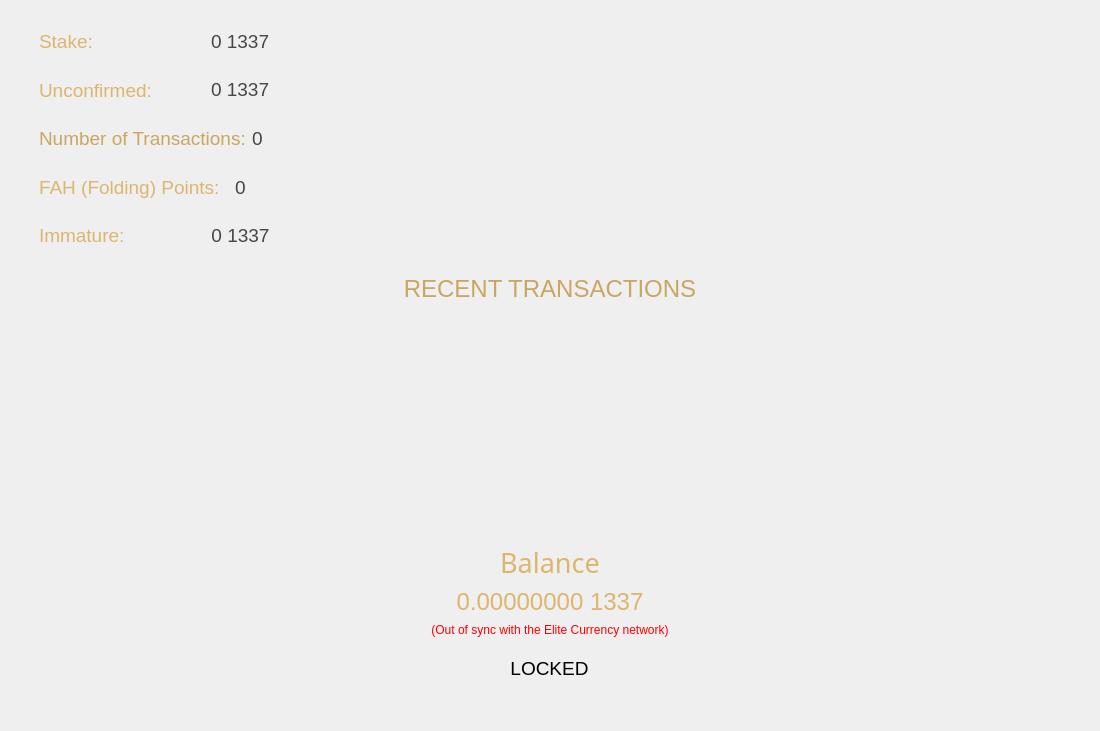
Qt form src/qt/forms/overviewpage.ui (nerdlabs001/elitecurrency) before a commit.
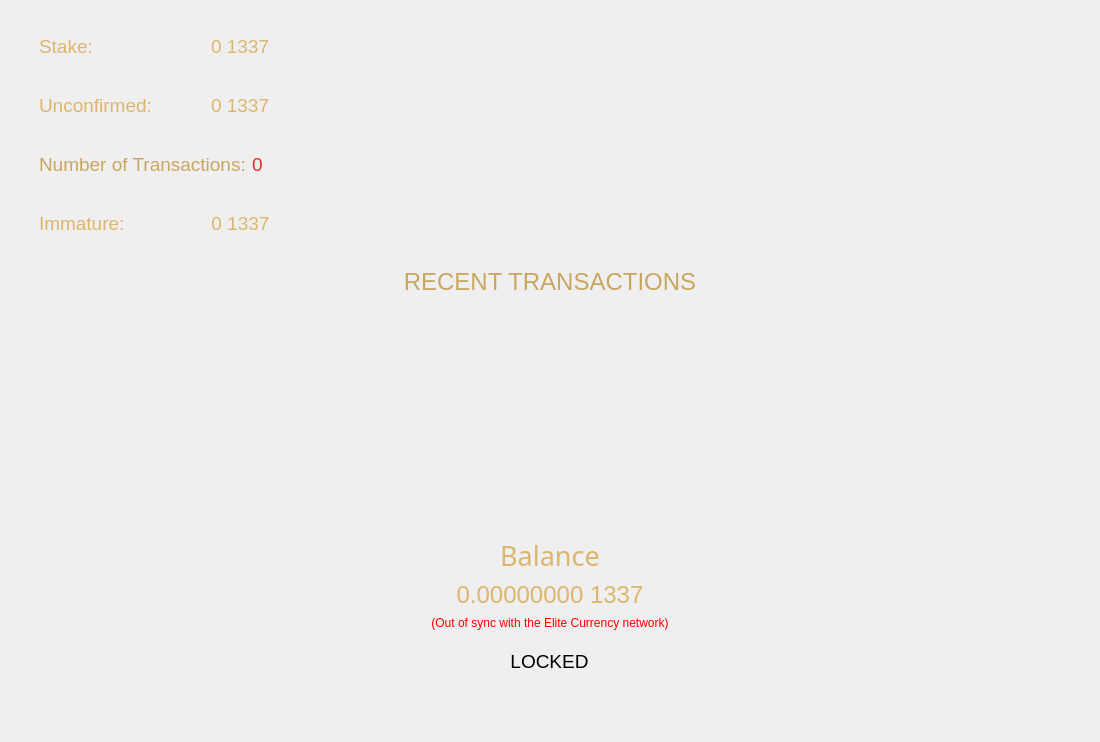
The same form after that commit. Icons and pictures are not drawn.

Commit message: checkpoints gui node

What changed in the file:
```diff
--- a/src/qt/forms/overviewpage.ui
+++ b/src/qt/forms/overviewpage.ui
@@ -7,7 +7,7 @@
     <x>0</x>
     <y>0</y>
     <width>1100</width>
-    <height>731</height>
+    <height>742</height>
    </rect>
   </property>
   <property name="sizePolicy">
@@ -353,9 +353,9 @@
                     <colorrole role="WindowText">
                      <brush brushstyle="SolidPattern">
                       <color alpha="255">
-                       <red>70</red>
-                       <green>70</green>
-                       <blue>70</blue>
+                       <red>239</red>
+                       <green>41</green>
+                       <blue>41</blue>
                       </color>
                      </brush>
                     </colorrole>
@@ -418,9 +418,9 @@
                     <colorrole role="WindowText">
                      <brush brushstyle="SolidPattern">
                       <color alpha="255">
-                       <red>70</red>
-                       <green>70</green>
-                       <blue>70</blue>
+                       <red>239</red>
+                       <green>41</green>
+                       <blue>41</blue>
                       </color>
                      </brush>
                     </colorrole>
@@ -578,483 +578,6 @@
               </layout>
              </widget>
             </item>
-            <item row="5" column="0">
-             <widget class="QFrame" name="frame_11">
-              <property name="frameShape">
-               <enum>QFrame::NoFrame</enum>
-              </property>
-              <property name="frameShadow">
-               <enum>QFrame::Plain</enum>
-              </property>
-              <property name="lineWidth">
-               <number>0</number>
-              </property>
-              <layout class="QGridLayout" name="gridLayout_10">
-               <property name="topMargin">
-                <number>0</number>
-               </property>
-               <property name="bottomMargin">
-                <number>0</number>
-               </property>
-               <item row="0" column="0">
-                <widget class="QLabel" name="label_7">
-                 <property name="sizePolicy">
-                  <sizepolicy hsizetype="MinimumExpanding" vsizetype="Preferred">
-                   <horstretch>0</horstretch>
-                   <verstretch>0</verstretch>
-                  </sizepolicy>
-                 </property>
-                 <property name="baseSize">
-                  <size>
-                   <width>80</width>
-                   <height>0</height>
-                  </size>
-                 </property>
-                 <property name="palette">
-                  <palette>
-                   <active>
-                    <colorrole role="WindowText">
-                     <brush brushstyle="SolidPattern">
-                      <color alpha="255">
-                       <red>220</red>
-                       <green>181</green>
-                       <blue>110</blue>
-                      </color>
-                     </brush>
-                    </colorrole>
-                    <colorrole role="Midlight">
-                     <brush brushstyle="SolidPattern">
-                      <color alpha="255">
-                       <red>255</red>
-                       <green>255</green>
-                       <blue>255</blue>
-                      </color>
-                     </brush>
-                    </colorrole>
-                    <colorrole role="Dark">
-                     <brush brushstyle="SolidPattern">
-                      <color alpha="255">
-                       <red>255</red>
-                       <green>255</green>
-                       <blue>255</blue>
-                      </color>
-                     </brush>
-                    </colorrole>
-                    <colorrole role="Mid">
-                     <brush brushstyle="SolidPattern">
-                      <color alpha="255">
-                       <red>255</red>
-                       <green>255</green>
-                       <blue>255</blue>
-                      </color>
-                     </brush>
-                    </colorrole>
-                    <colorrole role="Text">
-                     <brush brushstyle="SolidPattern">
-                      <color alpha="255">
-                       <red>255</red>
-                       <green>255</green>
-                       <blue>255</blue>
-                      </color>
-                     </brush>
-                    </colorrole>
-                    <colorrole role="ButtonText">
-                     <brush brushstyle="SolidPattern">
-                      <color alpha="255">
-                       <red>76</red>
-                       <green>76</green>
-                       <blue>76</blue>
-                      </color>
-                     </brush>
-                    </colorrole>
-                    <colorrole role="Shadow">
-                     <brush brushstyle="SolidPattern">
-                      <color alpha="255">
-                       <red>255</red>
-                       <green>255</green>
-                       <blue>255</blue>
-                      </color>
-                     </brush>
-                    </colorrole>
-                   </active>
-                   <inactive>
-                    <colorrole role="WindowText">
-                     <brush brushstyle="SolidPattern">
-                      <color alpha="255">
-                       <red>220</red>
-                       <green>181</green>
-                       <blue>110</blue>
-                      </color>
-                     </brush>
-                    </colorrole>
-                    <colorrole role="Midlight">
-                     <brush brushstyle="SolidPattern">
-                      <color alpha="255">
-                       <red>255</red>
-                       <green>255</green>
-                       <blue>255</blue>
-                      </color>
-                     </brush>
-                    </colorrole>
-                    <colorrole role="Dark">
-                     <brush brushstyle="SolidPattern">
-                      <color alpha="255">
-                       <red>255</red>
-                       <green>255</green>
-                       <blue>255</blue>
-                      </color>
-                     </brush>
-                    </colorrole>
-                    <colorrole role="Mid">
-                     <brush brushstyle="SolidPattern">
-                      <color alpha="255">
-                       <red>255</red>
-                       <green>255</green>
-                       <blue>255</blue>
-                      </color>
-                     </brush>
-                    </colorrole>
-                    <colorrole role="Text">
-                     <brush brushstyle="SolidPattern">
-                      <color alpha="255">
-                       <red>255</red>
-                       <green>255</green>
-                       <blue>255</blue>
-                      </color>
-                     </brush>
-                    </colorrole>
-                    <colorrole role="ButtonText">
-                     <brush brushstyle="SolidPattern">
-                      <color alpha="255">
-                       <red>76</red>
-                       <green>76</green>
-                       <blue>76</blue>
-                      </color>
-                     </brush>
-                    </colorrole>
-                    <colorrole role="Shadow">
-                     <brush brushstyle="SolidPattern">
-                      <color alpha="255">
-                       <red>255</red>
-                       <green>255</green>
-                       <blue>255</blue>
-                      </color>
-                     </brush>
-                    </colorrole>
-                   </inactive>
-                   <disabled>
-                    <colorrole role="WindowText">
-                     <brush brushstyle="SolidPattern">
-                      <color alpha="255">
-                       <red>255</red>
-                       <green>255</green>
-                       <blue>255</blue>
-                      </color>
-                     </brush>
-                    </colorrole>
-                    <colorrole role="Midlight">
-                     <brush brushstyle="SolidPattern">
-                      <color alpha="255">
-                       <red>255</red>
-                       <green>255</green>
-                       <blue>255</blue>
-                      </color>
-                     </brush>
-                    </colorrole>
-                    <colorrole role="Dark">
-                     <brush brushstyle="SolidPattern">
-                      <color alpha="255">
-                       <red>255</red>
-                       <green>255</green>
-                       <blue>255</blue>
-                      </color>
-                     </brush>
-                    </colorrole>
-                    <colorrole role="Mid">
-                     <brush brushstyle="SolidPattern">
-                      <color alpha="255">
-                       <red>255</red>
-                       <green>255</green>
-                       <blue>255</blue>
-                      </color>
-                     </brush>
-                    </colorrole>
-                    <colorrole role="Text">
-                     <brush brushstyle="SolidPattern">
-                      <color alpha="255">
-                       <red>255</red>
-                       <green>255</green>
-                       <blue>255</blue>
-                      </color>
-                     </brush>
-                    </colorrole>
-                    <colorrole role="ButtonText">
-                     <brush brushstyle="SolidPattern">
-                      <color alpha="255">
-                       <red>255</red>
-                       <green>255</green>
-                       <blue>255</blue>
-                      </color>
-                     </brush>
-                    </colorrole>
-                    <colorrole role="Shadow">
-                     <brush brushstyle="SolidPattern">
-                      <color alpha="255">
-                       <red>255</red>
-                       <green>255</green>
-                       <blue>255</blue>
-                      </color>
-                     </brush>
-                    </colorrole>
-                   </disabled>
-                  </palette>
-                 </property>
-                 <property name="font">
-                  <font>
-                   <pointsize>14</pointsize>
-                  </font>
-                 </property>
-                 <property name="text">
-                  <string>FAH (Folding) Points:</string>
-                 </property>
-                 <property name="alignment">
-                  <set>Qt::AlignLeading|Qt::AlignLeft|Qt::AlignVCenter</set>
-                 </property>
-                </widget>
-               </item>
-               <item row="0" column="1">
-                <widget class="QLabel" name="labelNumTransactions_2">
-                 <property name="palette">
-                  <palette>
-                   <active>
-                    <colorrole role="WindowText">
-                     <brush brushstyle="SolidPattern">
-                      <color alpha="255">
-                       <red>70</red>
-                       <green>70</green>
-                       <blue>70</blue>
-                      </color>
-                     </brush>
-                    </colorrole>
-                    <colorrole role="Midlight">
-                     <brush brushstyle="SolidPattern">
-                      <color alpha="255">
-                       <red>255</red>
-                       <green>255</green>
-                       <blue>255</blue>
-                      </color>
-                     </brush>
-                    </colorrole>
-                    <colorrole role="Dark">
-                     <brush brushstyle="SolidPattern">
-                      <color alpha="255">
-                       <red>255</red>
-                       <green>255</green>
-                       <blue>255</blue>
-                      </color>
-                     </brush>
-                    </colorrole>
-                    <colorrole role="Mid">
-                     <brush brushstyle="SolidPattern">
-                      <color alpha="255">
-                       <red>255</red>
-                       <green>255</green>
-                       <blue>255</blue>
-                      </color>
-                     </brush>
-                    </colorrole>
-                    <colorrole role="Text">
-                     <brush brushstyle="SolidPattern">
-                      <color alpha="255">
-                       <red>255</red>
-                       <green>255</green>
-                       <blue>255</blue>
-                      </color>
-                     </brush>
-                    </colorrole>
-                    <colorrole role="ButtonText">
-                     <brush brushstyle="SolidPattern">
-                      <color alpha="255">
-                       <red>76</red>
-                       <green>76</green>
-                       <blue>76</blue>
-                      </color>
-                     </brush>
-                    </colorrole>
-                    <colorrole role="Shadow">
-                     <brush brushstyle="SolidPattern">
-                      <color alpha="255">
-                       <red>255</red>
-                       <green>255</green>
-                       <blue>255</blue>
-                      </color>
-                     </brush>
-                    </colorrole>
-                   </active>
-                   <inactive>
-                    <colorrole role="WindowText">
-                     <brush brushstyle="SolidPattern">
-                      <color alpha="255">
-                       <red>70</red>
-                       <green>70</green>
-                       <blue>70</blue>
-                      </color>
-                     </brush>
-                    </colorrole>
-                    <colorrole role="Midlight">
-                     <brush brushstyle="SolidPattern">
-                      <color alpha="255">
-                       <red>255</red>
-                       <green>255</green>
-                       <blue>255</blue>
-                      </color>
-                     </brush>
-                    </colorrole>
-                    <colorrole role="Dark">
-                     <brush brushstyle="SolidPattern">
-                      <color alpha="255">
-                       <red>255</red>
-                       <green>255</green>
-                       <blue>255</blue>
-                      </color>
-                     </brush>
-                    </colorrole>
-                    <colorrole role="Mid">
-                     <brush brushstyle="SolidPattern">
-                      <color alpha="255">
-                       <red>255</red>
-                       <green>255</green>
-                       <blue>255</blue>
-                      </color>
-                     </brush>
-                    </colorrole>
-                    <colorrole role="Text">
-                     <brush brushstyle="SolidPattern">
-                      <color alpha="255">
-                       <red>255</red>
-                       <green>255</green>
-                       <blue>255</blue>
-                      </color>
-                     </brush>
-                    </colorrole>
-                    <colorrole role="ButtonText">
-                     <brush brushstyle="SolidPattern">
-                      <color alpha="255">
-                       <red>76</red>
-                       <green>76</green>
-                       <blue>76</blue>
-                      </color>
-                     </brush>
-                    </colorrole>
-                    <colorrole role="Shadow">
-                     <brush brushstyle="SolidPattern">
-                      <color alpha="255">
-                       <red>255</red>
-                       <green>255</green>
-                       <blue>255</blue>
-                      </color>
-                     </brush>
-                    </colorrole>
-                   </inactive>
-                   <disabled>
-                    <colorrole role="WindowText">
-                     <brush brushstyle="SolidPattern">
-                      <color alpha="255">
-                       <red>255</red>
-                       <green>255</green>
-                       <blue>255</blue>
-                      </color>
-                     </brush>
-                    </colorrole>
-                    <colorrole role="Midlight">
-                     <brush brushstyle="SolidPattern">
-                      <color alpha="255">
-                       <red>255</red>
-                       <green>255</green>
-                       <blue>255</blue>
-                      </color>
-                     </brush>
-                    </colorrole>
-                    <colorrole role="Dark">
-                     <brush brushstyle="SolidPattern">
-                      <color alpha="255">
-                       <red>255</red>
-                       <green>255</green>
-                       <blue>255</blue>
-                      </color>
-                     </brush>
-                    </colorrole>
-                    <colorrole role="Mid">
-                     <brush brushstyle="SolidPattern">
-                      <color alpha="255">
-                       <red>255</red>
-                       <green>255</green>
-                       <blue>255</blue>
-                      </color>
-                     </brush>
-                    </colorrole>
-                    <colorrole role="Text">
-                     <brush brushstyle="SolidPattern">
-                      <color alpha="255">
-                       <red>255</red>
-                       <green>255</green>
-                       <blue>255</blue>
-                      </color>
-                     </brush>
-                    </colorrole>
-                    <colorrole role="ButtonText">
-                     <brush brushstyle="SolidPattern">
-                      <color alpha="255">
-                       <red>255</red>
-                       <green>255</green>
-                       <blue>255</blue>
-                      </color>
-                     </brush>
-                    </colorrole>
-                    <colorrole role="Shadow">
-                     <brush brushstyle="SolidPattern">
-                      <color alpha="255">
-                       <red>255</red>
-                       <green>255</green>
-                       <blue>255</blue>
-                      </color>
-                     </brush>
-                    </colorrole>
-                   </disabled>
-                  </palette>
-                 </property>
-                 <property name="font">
-                  <font>
-                   <pointsize>14</pointsize>
-                  </font>
-                 </property>
-                 <property name="toolTip">
-                  <string>Total number of transactions in wallet</string>
-                 </property>
-                 <property name="text">
-                  <string notr="true">0</string>
-                 </property>
-                 <property name="alignment">
-                  <set>Qt::AlignLeading|Qt::AlignLeft|Qt::AlignVCenter</set>
-                 </property>
-                </widget>
-               </item>
-               <item row="0" column="2">
-                <spacer name="horizontalSpacer_10">
-                 <property name="orientation">
-                  <enum>Qt::Horizontal</enum>
-                 </property>
-                 <property name="sizeHint" stdset="0">
-                  <size>
-                   <width>44</width>
-                   <height>20</height>
-                  </size>
-                 </property>
-                </spacer>
-               </item>
-              </layout>
-             </widget>
-            </item>
             <item row="1" column="0">
              <widget class="QFrame" name="frame_7">
               <property name="frameShape">
@@ -1507,7 +1030,7 @@
                   <string>Total of coins that was staked, and do not yet count towards the current balance</string>
                  </property>
                  <property name="text">
-                  <string notr="true">&lt;html&gt;&lt;head/&gt;&lt;body&gt;&lt;p&gt;&lt;span style=&quot; color:#464646;&quot;&gt;0 1337&lt;/span&gt;&lt;/p&gt;&lt;/body&gt;&lt;/html&gt;</string>
+                  <string notr="true">&lt;html&gt;&lt;head/&gt;&lt;body&gt;&lt;p&gt;&lt;span style=&quot; color:#dcb56e;&quot;&gt;0 1337&lt;/span&gt;&lt;/p&gt;&lt;/body&gt;&lt;/html&gt;</string>
                  </property>
                  <property name="alignment">
                   <set>Qt::AlignLeading|Qt::AlignLeft|Qt::AlignVCenter</set>
@@ -1991,7 +1514,7 @@
                   <string>Total of transactions that have yet to be confirmed, and do not yet count towards the current balance</string>
                  </property>
                  <property name="text">
-                  <string notr="true">&lt;html&gt;&lt;head/&gt;&lt;body&gt;&lt;p&gt;&lt;span style=&quot; color:#464646;&quot;&gt;0 1337&lt;/span&gt;&lt;/p&gt;&lt;/body&gt;&lt;/html&gt;</string>
+                  <string notr="true">&lt;html&gt;&lt;head/&gt;&lt;body&gt;&lt;p&gt;&lt;span style=&quot; color:#dcb56e;&quot;&gt;0 1337&lt;/span&gt;&lt;/p&gt;&lt;/body&gt;&lt;/html&gt;</string>
                  </property>
                  <property name="alignment">
                   <set>Qt::AlignLeading|Qt::AlignLeft|Qt::AlignVCenter</set>
@@ -2017,7 +1540,7 @@
               </layout>
              </widget>
             </item>
-            <item row="6" column="0">
+            <item row="5" column="0">
              <widget class="QFrame" name="frame_9">
               <property name="frameShape">
                <enum>QFrame::NoFrame</enum>
@@ -2474,7 +1997,7 @@
                   <string>Mined balance that has not yet matured</string>
                  </property>
                  <property name="text">
-                  <string notr="true">&lt;html&gt;&lt;head/&gt;&lt;body&gt;&lt;p&gt;&lt;span style=&quot; color:#464646;&quot;&gt;0 1337&lt;/span&gt;&lt;/p&gt;&lt;/body&gt;&lt;/html&gt;</string>
+                  <string notr="true">&lt;html&gt;&lt;head/&gt;&lt;body&gt;&lt;p&gt;&lt;span style=&quot; color:#dcb56e;&quot;&gt;0 1337&lt;/span&gt;&lt;/p&gt;&lt;/body&gt;&lt;/html&gt;</string>
                  </property>
                  <property name="alignment">
                   <set>Qt::AlignCenter</set>
@@ -2519,46 +2042,6 @@
            </layout>
           </widget>
          </item>
-         <item row="1" column="2">
-          <widget class="QFrame" name="frame_12">
-           <property name="minimumSize">
-            <size>
-             <width>0</width>
-             <height>190</height>
-            </size>
-           </property>
-           <property name="frameShape">
-            <enum>QFrame::NoFrame</enum>
-           </property>
-           <property name="frameShadow">
-            <enum>QFrame::Plain</enum>
-           </property>
-           <property name="lineWidth">
-            <number>0</number>
-           </property>
-           <layout class="QGridLayout" name="gridLayout_8">
-            <property name="topMargin">
-             <number>0</number>
-            </property>
-            <property name="bottomMargin">
-             <number>0</number>
-            </property>
-            <item row="0" column="0">
-             <widget class="QLabel" name="label_8">
-              <property name="text">
-               <string/>
-              </property>
-              <property name="pixmap">
-               <pixmap resource="../bitcoin.qrc">:/icons/res/art/status.png</pixmap>
-              </property>
-              <property name="alignment">
-               <set>Qt::AlignHCenter|Qt::AlignTop</set>
-              </property>
-             </widget>
-            </item>
-           </layout>
-          </widget>
-         </item>
          <item row="0" column="2">
           <widget class="QFrame" name="frame_3">
            <property name="minimumSize">
@@ -2765,7 +2248,6 @@
          </item>
         </layout>
         <zorder>frame_3</zorder>
-        <zorder>frame_12</zorder>
         <zorder>frame_5</zorder>
         <zorder>frame_4</zorder>
        </widget>
```
The commit also changes 2 other files.
